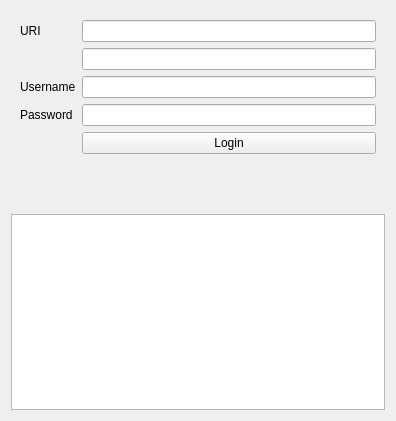
Before: the Qt Designer form arachnid/core/gui/pyui/LeginonUI.ui in ezralanglois/arachnid, drawn with Qt 5.
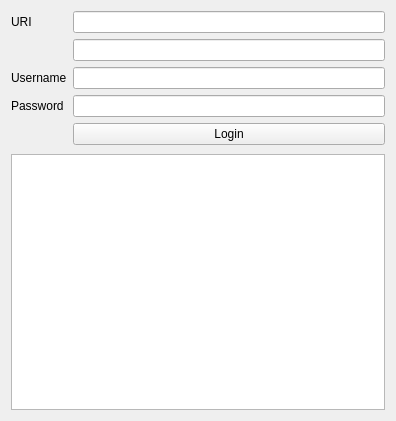
After: the same form once the commit is applied. The open tabs and pages were chosen to show the change.

Commit message: Minor updates to gui - fixed bug unused import

Diff of the .ui file:
```diff
--- a/arachnid/core/gui/pyui/LeginonUI.ui
+++ b/arachnid/core/gui/pyui/LeginonUI.ui
@@ -60,6 +60,18 @@
         </widget>
         <widget class="QWidget" name="loginPage">
          <layout class="QFormLayout" name="formLayout_2">
+          <property name="leftMargin">
+           <number>0</number>
+          </property>
+          <property name="topMargin">
+           <number>0</number>
+          </property>
+          <property name="rightMargin">
+           <number>0</number>
+          </property>
+          <property name="bottomMargin">
+           <number>3</number>
+          </property>
           <item row="0" column="0">
            <widget class="QLabel" name="label_2">
             <property name="text">
@@ -110,6 +122,12 @@
       </item>
       <item>
        <widget class="QTableView" name="projectTableView">
+        <property name="sizePolicy">
+         <sizepolicy hsizetype="Expanding" vsizetype="Expanding">
+          <horstretch>0</horstretch>
+          <verstretch>2</verstretch>
+         </sizepolicy>
+        </property>
         <property name="editTriggers">
          <set>QAbstractItemView::NoEditTriggers</set>
         </property>
```
Left out of the diff: 5 changed lines with no effect on the pictures. The commit also changes 2 other files.
